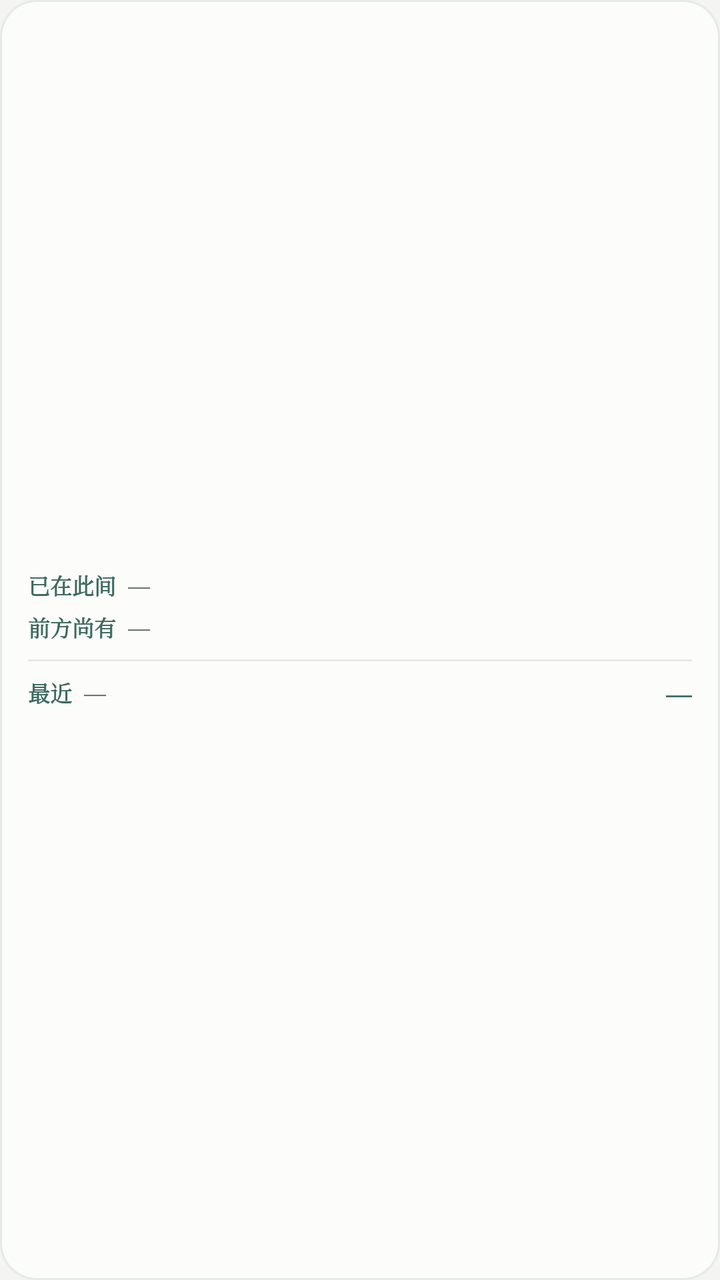
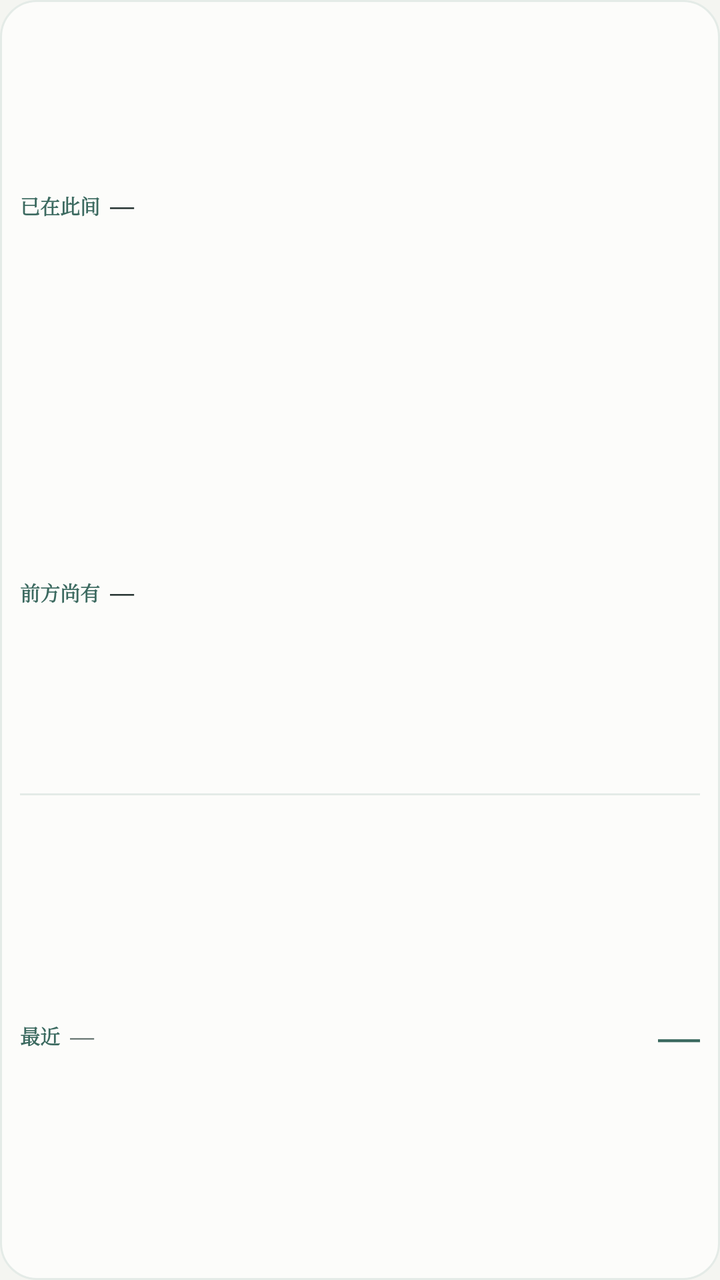

Screens rendered from an Android XML layout before and after an edit, with the pre-edit source and the edit as a unified diff.
<!-- AndroidManifest.xml: application theme AppTheme -->
<!-- res/layout/widget_small.xml -->
<?xml version="1.0" encoding="utf-8"?>
<LinearLayout xmlns:android="http://schemas.android.com/apk/res/android"
    android:id="@+id/w_root"
    android:layout_width="match_parent"
    android:layout_height="match_parent"
    android:orientation="vertical"
    android:background="@drawable/widget_bg"
    android:gravity="center_vertical"
    android:paddingLeft="14dp"
    android:paddingRight="14dp"
    android:paddingTop="10dp"
    android:paddingBottom="10dp">

    <LinearLayout
        android:layout_width="match_parent"
        android:layout_height="wrap_content"
        android:orientation="horizontal"
        android:gravity="center_vertical">

        <TextView
            android:layout_width="44dp"
            android:layout_height="wrap_content"
            android:text="已在此间"
            android:textColor="@color/jade"
            android:textSize="11sp"
            android:textStyle="bold"
            android:singleLine="true"
            android:fontFamily="serif" />

        <TextView
            android:id="@+id/w_lived_val"
            android:layout_width="0dp"
            android:layout_height="wrap_content"
            android:layout_weight="1"
            android:layout_marginLeft="6dp"
            android:text="—"
            android:textColor="@color/ink2"
            android:textSize="11sp"
            android:maxLines="2"
            android:ellipsize="end"
            android:lineSpacingExtra="2dp"
            android:fontFamily="serif" />
    </LinearLayout>

    <LinearLayout
        android:layout_width="match_parent"
        android:layout_height="wrap_content"
        android:orientation="horizontal"
        android:gravity="center_vertical"
        android:layout_marginTop="5dp">

        <TextView
            android:layout_width="44dp"
            android:layout_height="wrap_content"
            android:text="前方尚有"
            android:textColor="@color/jade"
            android:textSize="11sp"
            android:textStyle="bold"
            android:singleLine="true"
            android:fontFamily="serif" />

        <TextView
            android:id="@+id/w_ahead_val"
            android:layout_width="0dp"
            android:layout_height="wrap_content"
            android:layout_weight="1"
            android:layout_marginLeft="6dp"
            android:text="—"
            android:textColor="@color/ink2"
            android:textSize="11sp"
            android:maxLines="2"
            android:ellipsize="end"
            android:lineSpacingExtra="2dp"
            android:fontFamily="serif" />
    </LinearLayout>

    <TextView
        android:layout_width="match_parent"
        android:layout_height="1dp"
        android:layout_marginTop="8dp"
        android:layout_marginBottom="7dp"
        android:background="@color/widget_line" />

    <LinearLayout
        android:layout_width="match_parent"
        android:layout_height="wrap_content"
        android:orientation="horizontal"
        android:gravity="center_vertical">

        <TextView
            android:layout_width="wrap_content"
            android:layout_height="wrap_content"
            android:text="最近"
            android:textColor="@color/jade"
            android:textSize="11sp"
            android:textStyle="bold"
            android:singleLine="true"
            android:fontFamily="serif" />

        <TextView
            android:id="@+id/w_mark_name"
            android:layout_width="0dp"
            android:layout_height="wrap_content"
            android:layout_weight="1"
            android:layout_marginLeft="6dp"
            android:text="—"
            android:textColor="@color/ink2"
            android:textSize="11sp"
            android:singleLine="true"
            android:ellipsize="end"
            android:fontFamily="serif" />

        <TextView
            android:id="@+id/w_mark_days"
            android:layout_width="wrap_content"
            android:layout_height="wrap_content"
            android:layout_marginLeft="8dp"
            android:text="—"
            android:textColor="@color/jade"
            android:textSize="13sp"
            android:textStyle="bold"
            android:singleLine="true"
            android:fontFamily="serif" />
    </LinearLayout>

</LinearLayout>
<!-- resources referenced by this layout -->
<resources>
  <color name="ink2">#5C6C67</color>
  <color name="jade">#3C6A60</color>
  <color name="widget_line">#E4EBE7</color>
  <!-- drawable widget_bg (drawable) -->
  <?xml version="1.0" encoding="utf-8"?>
  <shape xmlns:android="http://schemas.android.com/apk/res/android"
      android:shape="rectangle">
      <solid android:color="@color/widget_bg" />
      <stroke
          android:width="1dp"
          android:color="@color/widget_line" />
      <corners android:radius="18dp" />
  </shape>
  <style name="AppTheme" parent="android:style/Theme.Material.Light.NoActionBar">
          <item name="android:windowBackground">@color/bg</item>
          <item name="android:statusBarColor">@color/bg</item>
          <item name="android:windowLightStatusBar">true</item>
          <item name="android:navigationBarColor">@color/bg</item>
      </style>
  <color name="widget_bg">#FCFCFA</color>
  <color name="bg">#F4F5F1</color>
</resources>

<!-- the commit's change to res/layout/widget_small.xml (unified diff, before → after) -->
@@ -6,23 +6,24 @@
     android:orientation="vertical"
     android:background="@drawable/widget_bg"
     android:gravity="center_vertical"
-    android:paddingLeft="14dp"
-    android:paddingRight="14dp"
-    android:paddingTop="10dp"
-    android:paddingBottom="10dp">
+    android:paddingLeft="10dp"
+    android:paddingRight="10dp"
+    android:paddingTop="6dp"
+    android:paddingBottom="6dp">
 
     <LinearLayout
         android:layout_width="match_parent"
-        android:layout_height="wrap_content"
+        android:layout_height="0dp"
+        android:layout_weight="1"
         android:orientation="horizontal"
         android:gravity="center_vertical">
 
         <TextView
-            android:layout_width="44dp"
+            android:layout_width="40dp"
             android:layout_height="wrap_content"
             android:text="已在此间"
             android:textColor="@color/jade"
-            android:textSize="11sp"
+            android:textSize="10sp"
             android:textStyle="bold"
             android:singleLine="true"
             android:fontFamily="serif" />
@@ -32,29 +33,30 @@
             android:layout_width="0dp"
             android:layout_height="wrap_content"
             android:layout_weight="1"
-            android:layout_marginLeft="6dp"
+            android:layout_marginLeft="5dp"
             android:text="—"
-            android:textColor="@color/ink2"
-            android:textSize="11sp"
-            android:maxLines="2"
+            android:textColor="@color/ink"
+            android:textSize="12sp"
+            android:textStyle="bold"
+            android:maxLines="1"
             android:ellipsize="end"
-            android:lineSpacingExtra="2dp"
+            android:lineSpacingExtra="0dp"
             android:fontFamily="serif" />
     </LinearLayout>
 
     <LinearLayout
         android:layout_width="match_parent"
-        android:layout_height="wrap_content"
+        android:layout_height="0dp"
+        android:layout_weight="1"
         android:orientation="horizontal"
-        android:gravity="center_vertical"
-        android:layout_marginTop="5dp">
+        android:gravity="center_vertical">
 
         <TextView
-            android:layout_width="44dp"
+            android:layout_width="40dp"
             android:layout_height="wrap_content"
             android:text="前方尚有"
             android:textColor="@color/jade"
-            android:textSize="11sp"
+            android:textSize="10sp"
             android:textStyle="bold"
             android:singleLine="true"
             android:fontFamily="serif" />
@@ -64,26 +66,28 @@
             android:layout_width="0dp"
             android:layout_height="wrap_content"
             android:layout_weight="1"
-            android:layout_marginLeft="6dp"
+            android:layout_marginLeft="5dp"
             android:text="—"
-            android:textColor="@color/ink2"
-            android:textSize="11sp"
-            android:maxLines="2"
+            android:textColor="@color/ink"
+            android:textSize="12sp"
+            android:textStyle="bold"
+            android:maxLines="1"
             android:ellipsize="end"
-            android:lineSpacingExtra="2dp"
+            android:lineSpacingExtra="0dp"
             android:fontFamily="serif" />
     </LinearLayout>
 
     <TextView
         android:layout_width="match_parent"
         android:layout_height="1dp"
-        android:layout_marginTop="8dp"
-        android:layout_marginBottom="7dp"
+        android:layout_marginTop="4dp"
+        android:layout_marginBottom="4dp"
         android:background="@color/widget_line" />
 
     <LinearLayout
         android:layout_width="match_parent"
-        android:layout_height="wrap_content"
+        android:layout_height="0dp"
+        android:layout_weight="1.2"
         android:orientation="horizontal"
         android:gravity="center_vertical">
 
@@ -92,7 +96,7 @@
             android:layout_height="wrap_content"
             android:text="最近"
             android:textColor="@color/jade"
-            android:textSize="11sp"
+            android:textSize="10sp"
             android:textStyle="bold"
             android:singleLine="true"
             android:fontFamily="serif" />
@@ -102,10 +106,10 @@
             android:layout_width="0dp"
             android:layout_height="wrap_content"
             android:layout_weight="1"
-            android:layout_marginLeft="6dp"
+            android:layout_marginLeft="5dp"
             android:text="—"
             android:textColor="@color/ink2"
-            android:textSize="11sp"
+            android:textSize="12sp"
             android:singleLine="true"
             android:ellipsize="end"
             android:fontFamily="serif" />
@@ -114,10 +118,10 @@
             android:id="@+id/w_mark_days"
             android:layout_width="wrap_content"
             android:layout_height="wrap_content"
-            android:layout_marginLeft="8dp"
+            android:layout_marginLeft="6dp"
             android:text="—"
             android:textColor="@color/jade"
-            android:textSize="13sp"
+            android:textSize="21sp"
             android:textStyle="bold"
             android:singleLine="true"
             android:fontFamily="serif" />
<!-- resource entries referenced after the edit -->
@@ -1,5 +1,6 @@
 <!-- resources referenced by this layout -->
 <resources>
+  <color name="ink">#22302D</color>
   <color name="ink2">#5C6C67</color>
   <color name="jade">#3C6A60</color>
   <color name="widget_line">#E4EBE7</color>
